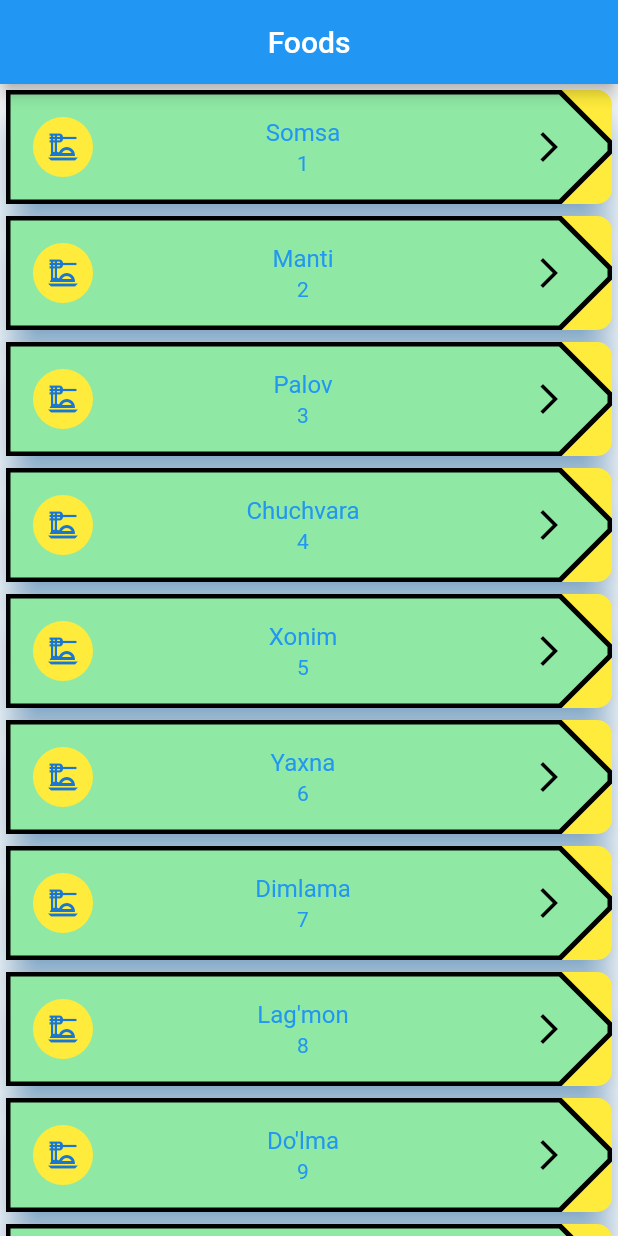
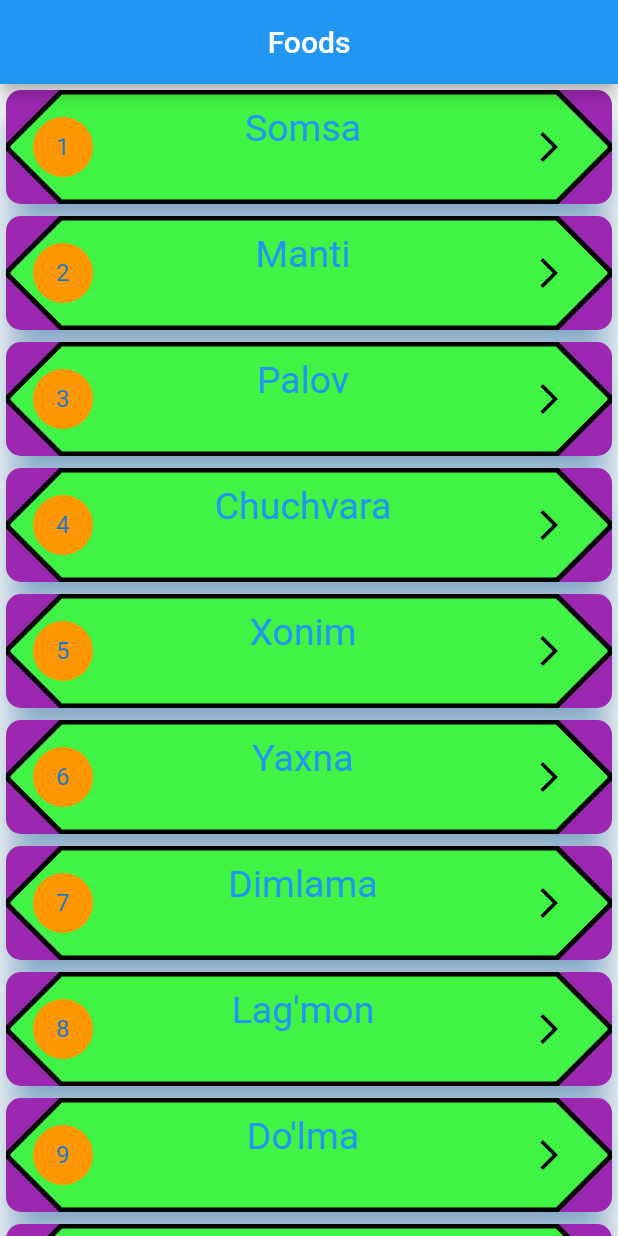
Before and after one commit to adhamniyozboyev/restaurant_menu, a Flutter app: the screen it shows after launch, on a phone screen of 412 x 824 dp. Run offline on Flutter 3.47's test engine with Material 2 defaults, Android fonts, the phone set to English and light mode, and no system bars.

Commit message:
give a design

```diff
--- a/lib/fry.dart
+++ b/lib/fry.dart
@@ -19,7 +19,10 @@ class _FryState extends State<Fry> {
       body: Column(
         children: [
           Center(child: Image.asset('images/fry.jpg')),
-          Card(
+          Card( shape: RoundedRectangleBorder(
+              borderRadius: BorderRadius.circular(15),
+              side: BorderSide(color: Colors.red, width: 3)),
+          color: Color.fromARGB(255, 73, 225, 106),
             child: Text(''' Masalliqlar:
 Portsiya:
 3
--- a/lib/hot_dog.dart
+++ b/lib/hot_dog.dart
@@ -19,7 +19,10 @@ class _HotDogState extends State<HotDog> {
       body: Column(
         children: [
           Center(child: Image.asset('images/hotdog.jpg')),
-          Card(
+          Card( shape: RoundedRectangleBorder(
+              borderRadius: BorderRadius.circular(15),
+              side: BorderSide(color: Colors.red, width: 3)),
+          color: Color.fromARGB(255, 73, 225, 106),
             child: Text('''*120 millilitr iliq sut
 *120 millilitr iliq suv
 *1 osh qoshiq quruq xamirturush
--- a/lib/lavash.dart
+++ b/lib/lavash.dart
@@ -19,7 +19,10 @@ class _LavashState extends State<Lavash> {
       body: Column(
         children: [
           Center(child: Image.asset('images/lavash.jpg')),
-          Card(
+          Card( shape: RoundedRectangleBorder(
+              borderRadius: BorderRadius.circular(15),
+              side: BorderSide(color: Colors.red, width: 3)),
+          color: Color.fromARGB(255, 73, 225, 106),
             child: Text(
               ''' Masalliqlar:
 Portsiya:
--- a/lib/main.dart
+++ b/lib/main.dart
@@ -18,11 +18,8 @@ import 'package:restaurant_menu/yaxna.dart';
 
 void main() {
   runApp(MaterialApp(
-    initialRoute: '/first',
     routes: {
-      '/main': (context) {
-        return MyApp();
-      },
+      '/main': (context) => MyApp(),
       '/somsa': (context) => Somsa(),
       '/manti': (context) => Manti(),
       '/palov': (context) => Palov(),
@@ -73,7 +70,7 @@ class _MyAppState extends State<MyApp> {
   ];
 
   int direct = 0;
-  Color col = Color(0xFF8FE9A4);
+  Color col = Color.fromARGB(255, 65, 243, 68);
   List meal = [
     'Somsa',
     'Manti',
@@ -104,30 +101,29 @@ class _MyAppState extends State<MyApp> {
             shape: RoundedRectangleBorder(
                 borderRadius: BorderRadius.circular(10.0)),
             elevation: 10,
-            color: Colors.yellow,
+            color: Colors.purple,
             child: ListTile(
+              onTap: () => Navigator.pushNamed(context, wid[index]),
               onLongPress: () {
                 direct++;
                 direct = direct % 3;
                 if (direct == 0) {
-                  col = Color(0xFFD3F3D5);
+                  col = Color.fromARGB(255, 77, 62, 210);
                 }
                 if (direct == 1) {
-                  col = Color.fromARGB(255, 226, 224, 244);
+                  col = Color.fromARGB(255, 224, 120, 141);
                 }
                 if (direct == 2) {
-                  col = Color.fromARGB(255, 238, 243, 221);
+                  col = Color.fromARGB(255, 195, 236, 60);
                 }
                 setState(() {});
               },
               shape: BeveledRectangleBorder(
-                  borderRadius: BorderRadius.only(
-                      topRight: Radius.circular(35),
-                      bottomRight: Radius.circular(35)),
+                  borderRadius: BorderRadius.circular(37),
                   side: BorderSide(width: 2, color: Colors.black)),
               tileColor: col,
               iconColor: Colors.black,
-              textColor: Colors.blue,
+              textColor: Colors.white,
               trailing: IconButton(
                 icon: Icon(Icons.arrow_forward_ios),
                 onPressed: () {
@@ -136,12 +132,14 @@ class _MyAppState extends State<MyApp> {
                   });
                 },
               ),
-              subtitle: Center(child: Text('${index + 1}')),
+              subtitle: Center(child: Text('')),
               leading: CircleAvatar(
-                  backgroundColor: Colors.yellow,
-                  child: Icon(Icons.dinner_dining_outlined)),
+                  backgroundColor: Colors.orange, child: Text('${index + 1}')),
               title: Center(
-                child: Text(meal[index]),
+                child: Text(
+                  meal[index],
+                  style: TextStyle(fontSize: 25, color: Colors.blue),
+                ),
               ),
             ),
           );
--- a/lib/pizza.dart
+++ b/lib/pizza.dart
@@ -19,7 +19,10 @@ class _PizzaState extends State<Pizza> {
         body: Column(
           children: [
             Center(child: Image.asset('images/pizza.jpg')),
-            Card(
+            Card( shape: RoundedRectangleBorder(
+              borderRadius: BorderRadius.circular(15),
+              side: BorderSide(color: Colors.red, width: 3)),
+          color: Color.fromARGB(255, 73, 225, 106),
               child: Text(''' Masalliqlar:
 Portsiya:
 8
--- a/lib/quymoq.dart
+++ b/lib/quymoq.dart
@@ -19,7 +19,10 @@ class _QuymoqState extends State<Quymoq> {
       body: Column(
         children: [
           Center(child: Image.asset('images/quymoq.jpg')),
-          Card(
+          Card( shape: RoundedRectangleBorder(
+              borderRadius: BorderRadius.circular(15),
+              side: BorderSide(color: Colors.red, width: 3)),
+          color: Color.fromARGB(255, 73, 225, 106),
             child: Text(''' Masalliqlar:
 Portsiya:
 18
--- a/lib/shaourma.dart
+++ b/lib/shaourma.dart
@@ -18,7 +18,10 @@ class _ShaourmaState extends State<Shaourma> {
       ),
       body: Column(children: [
         Center(child: Image.asset('images/shaurma.jpg')),
-        Card(
+        Card( shape: RoundedRectangleBorder(
+              borderRadius: BorderRadius.circular(15),
+              side: BorderSide(color: Colors.red, width: 3)),
+          color: Color.fromARGB(255, 73, 225, 106),
           child: Text(''' Masalliqlar:
 Portsiya:
 5
```
Also changed, not shown: lib/burger.dart (+5 -5 lines), lib/chuchvara.dart (+5 -2 lines), lib/dimlama.dart (+6 -1 lines), lib/dolma.dart (+6 -1 lines), lib/lagmon.dart (+9 -2 lines), lib/manti.dart (+5 -2 lines), lib/palov.dart (+5 -2 lines), lib/somsa.dart (+4 -4 lines), lib/xonim.dart (+5 -2 lines), lib/yaxna.dart (+5 -2 lines).
